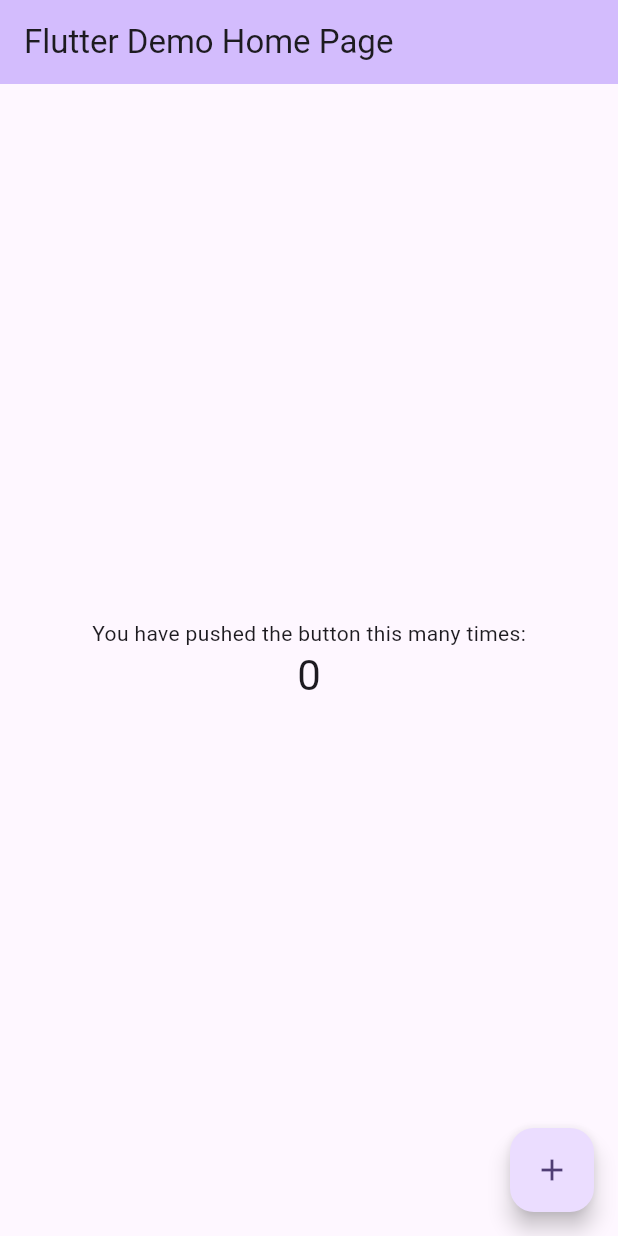
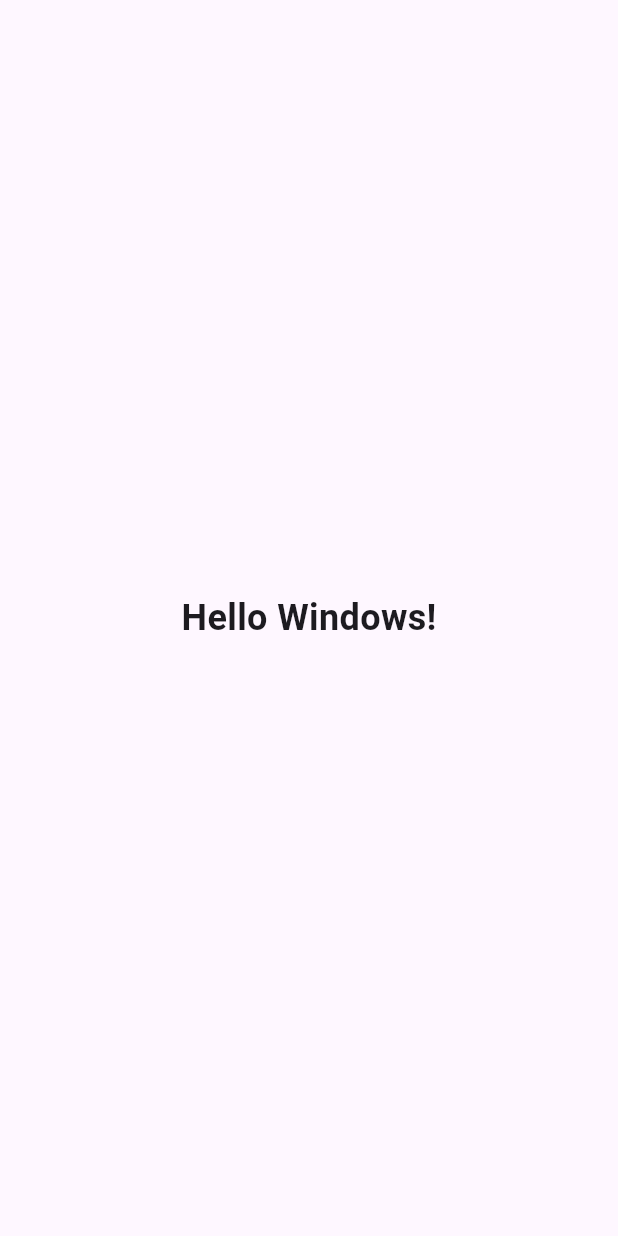
Before and after one commit to baghdat-bm/flutter_auth_app, a Flutter app: the screen it shows after launch, on a phone screen of 412 x 824 dp. Run offline on Flutter 3.47's test engine with Material 3 defaults, Android fonts, the phone set to English and light mode, and no system bars.

Commit message:
launch hello world

```diff
--- a/lib/main.dart
+++ b/lib/main.dart
@@ -1,121 +1,28 @@
 import 'package:flutter/material.dart';
 
 void main() {
-  runApp(const MyApp());
+  runApp(const AuthApp());
 }
 
-class MyApp extends StatelessWidget {
-  const MyApp({super.key});
+class AuthApp extends StatelessWidget {
+  const AuthApp({super.key});
 
-  // This widget is the root of your application.
   @override
   Widget build(BuildContext context) {
     return MaterialApp(
-      title: 'Flutter Demo',
+      debugShowCheckedModeBanner: false, // Убираем ленточку DEBUG
+      title: 'Auth App',
       theme: ThemeData(
-        // This is the theme of your application.
-        //
-        // TRY THIS: Try running your application with "flutter run". You'll see
-        // the application has a purple toolbar. Then, without quitting the app,
-        // try changing the seedColor in the colorScheme below to Colors.green
-        // and then invoke "hot reload" (save your changes or press the "hot
-        // reload" button in a Flutter-supported IDE, or press "r" if you used
-        // the command line to start the app).
-        //
-        // Notice that the counter didn't reset back to zero; the application
-        // state is not lost during the reload. To reset the state, use hot
-        // restart instead.
-        //
-        // This works for code too, not just values: Most code changes can be
-        // tested with just a hot reload.
-        colorScheme: .fromSeed(seedColor: Colors.deepPurple),
+        primarySwatch: Colors.blue,
+        useMaterial3: true, // Используем современный стиль Material 3
       ),
-      home: const MyHomePage(title: 'Flutter Demo Home Page'),
-    );
-  }
-}
-
-class MyHomePage extends StatefulWidget {
-  const MyHomePage({super.key, required this.title});
-
-  // This widget is the home page of your application. It is stateful, meaning
-  // that it has a State object (defined below) that contains fields that affect
-  // how it looks.
-
-  // This class is the configuration for the state. It holds the values (in this
-  // case the title) provided by the parent (in this case the App widget) and
-  // used by the build method of the State. Fields in a Widget subclass are
-  // always marked "final".
-
-  final String title;
-
-  @override
-  State<MyHomePage> createState() => _MyHomePageState();
-}
-
-class _MyHomePageState extends State<MyHomePage> {
-  int _counter = 0;
-
-  void _incrementCounter() {
-    setState(() {
-      // This call to setState tells the Flutter framework that something has
-      // changed in this State, which causes it to rerun the build method below
-      // so that the display can reflect the updated values. If we changed
-      // _counter without calling setState(), then the build method would not be
-      // called again, and so nothing would appear to happen.
-      _counter++;
-    });
-  }
-
-  @override
-  Widget build(BuildContext context) {
-    // This method is rerun every time setState is called, for instance as done
-    // by the _incrementCounter method above.
-    //
-    // The Flutter framework has been optimized to make rerunning build methods
-    // fast, so that you can just rebuild anything that needs updating rather
-    // than having to individually change instances of widgets.
-    return Scaffold(
-      appBar: AppBar(
-        // TRY THIS: Try changing the color here to a specific color (to
-        // Colors.amber, perhaps?) and trigger a hot reload to see the AppBar
-        // change color while the other colors stay the same.
-        backgroundColor: Theme.of(context).colorScheme.inversePrimary,
-        // Here we take the value from the MyHomePage object that was created by
-        // the App.build method, and use it to set our appbar title.
-        title: Text(widget.title),
-      ),
-      body: Center(
-        // Center is a layout widget. It takes a single child and positions it
-        // in the middle of the parent.
-        child: Column(
-          // Column is also a layout widget. It takes a list of children and
-          // arranges them vertically. By default, it sizes itself to fit its
-          // children horizontally, and tries to be as tall as its parent.
-          //
-          // Column has various properties to control how it sizes itself and
-          // how it positions its children. Here we use mainAxisAlignment to
-          // center the children vertically; the main axis here is the vertical
-          // axis because Columns are vertical (the cross axis would be
-          // horizontal).
-          //
-          // TRY THIS: Invoke "debug painting" (choose the "Toggle Debug Paint"
-          // action in the IDE, or press "p" in the console), to see the
-          // wireframe for each widget.
-          mainAxisAlignment: .center,
-          children: [
-            const Text('You have pushed the button this many times:'),
-            Text(
-              '$_counter',
-              style: Theme.of(context).textTheme.headlineMedium,
-            ),
-          ],
+      home: const Scaffold(
+        body: Center(
+          child: Text(
+            'Hello Windows!',
+            style: TextStyle(fontSize: 24, fontWeight: FontWeight.bold),
+          ),
         ),
-      ),
-      floatingActionButton: FloatingActionButton(
-        onPressed: _incrementCounter,
-        tooltip: 'Increment',
-        child: const Icon(Icons.add),
       ),
     );
   }
```
